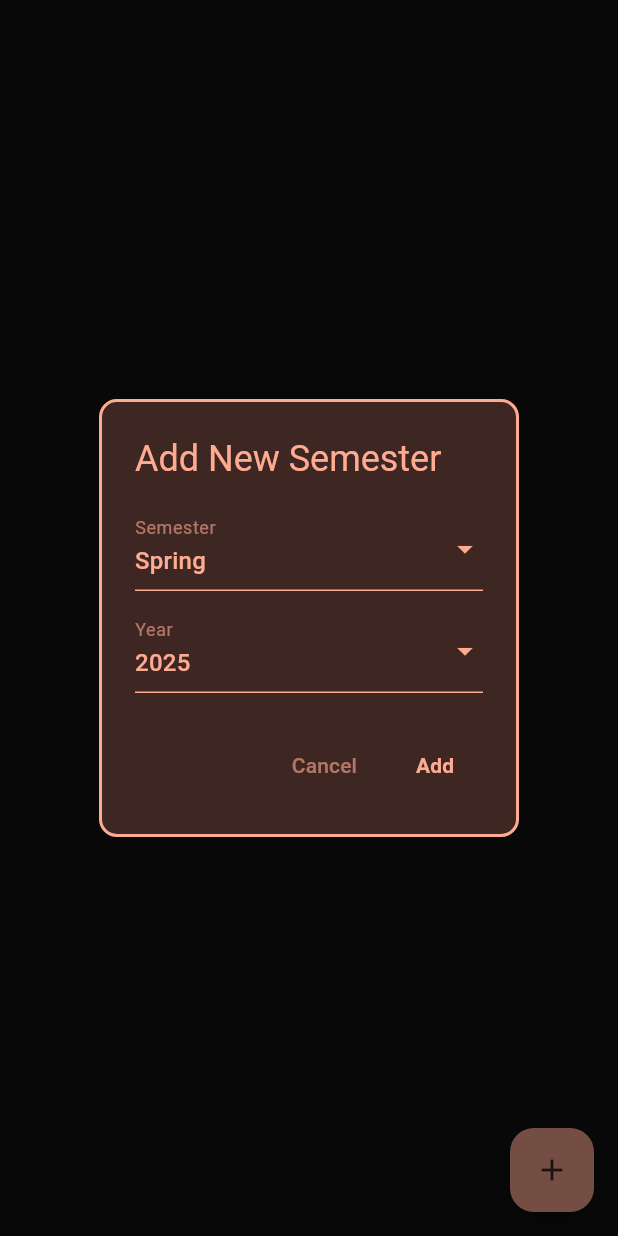
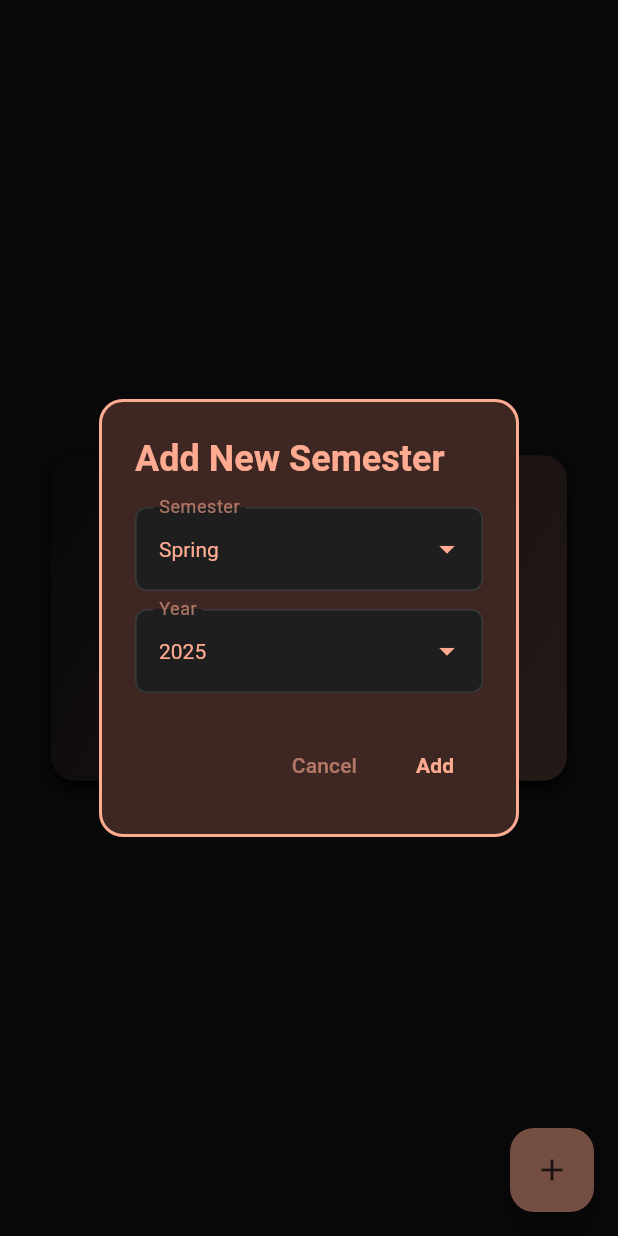
Before and after one commit to Technion236272/2025b-DegreEZ, a Flutter app: the CustomizedDiagramPage screen opened directly, after a tap on the "add" icon, on a phone screen of 412 x 824 dp. Run offline on Flutter 3.47's test engine with Material 3 defaults, Android fonts, the phone set to English and light mode, and no system bars; drawn by our look-alikes of calendar_view; our stand-ins replace auto_size_text, cloud_firestore, firebase_auth, firebase_core, flutter_dotenv, google_sign_in and 1 more; accounts and stored records are empty; network calls fail.

Commit message:
adding more colors, and modifying colors for cutomzied calendar

```diff
--- a/degreez/lib/color/color_palette.dart
+++ b/degreez/lib/color/color_palette.dart
@@ -207,7 +207,7 @@ class CourseCardColorPalette2 extends CourseCardColorPalette
       const Color(0xFFFF8A65), // Light orange
       const Color(0xFFFFAB40), // Amber orange
       const Color(0xFFFF7043), // Deep orange
-      const Color(0xFFBF360C), // Dark orange
+      // const Color(0xFFBF360C), // Dark orange
       const Color(0xFF8D6E63), // Brown
       const Color(0xFF6D4C41), // Dark brown
       const Color(0xFF5D4037), // Deep brown
@@ -219,6 +219,15 @@ class CourseCardColorPalette2 extends CourseCardColorPalette
       const Color(0xFFFFCC02), // Warm yellow
       const Color(0xFFFFA726), // Orange amber
       const Color(0xFFFF9800), // Standard orange
+      const Color(0xFFFF5722), // Vivid orange
+      const Color(0xFFFFC107), // Bright yellow
+      const Color(0xFFFFE082), // Light yellow
+      const Color(0xFFFFF176), // Pale yellow
+      const Color(0xFFFFF9C4), // Very light yellow
+      const Color(0xFFFFF3E0), // Creamy white
+      const Color(0xFFFFF8E1), // Light cream
+      const Color(0xFFFFFDE7), // Very light cream
+      const Color(0xFFFFF9C4), // Pale cream
     ];
     return colors[hash.abs() % colors.length];
   }
--- a/degreez/lib/pages/customized_diagram_page.dart
+++ b/degreez/lib/pages/customized_diagram_page.dart
@@ -123,43 +123,87 @@ class _CustomizedDiagramPageState extends State<CustomizedDiagramPage> {
             final courseNotifier = context.read<CourseProvider>();
             if (studentNotifier.isLoading && studentNotifier.isLoading) {
               return const Center(child: CircularProgressIndicator());
-            }
-
-            if (studentNotifier.error != '' && studentNotifier.error != null) {
+            }            if (studentNotifier.error != '' && studentNotifier.error != null) {
               return Center(
+                child: Container(
+                  margin: const EdgeInsets.all(20),
+                  padding: const EdgeInsets.all(40),
+                  decoration: BoxDecoration(
+                    gradient: LinearGradient(
+                      colors: [
+                        AppColorsDarkMode.mainColor,
+                        AppColorsDarkMode.accentColorDarker,
+                      ],
+                      begin: Alignment.topLeft,
+                      end: Alignment.bottomRight,
+                    ),
+                    borderRadius: BorderRadius.circular(16),
+                    boxShadow: [
+                      BoxShadow(
+                        color: Colors.black,
+                        blurRadius: 8,
+                        offset: Offset(0, 4),
+                      ),
+                    ],
+                  ),
                   child: Column(
-                  mainAxisAlignment: MainAxisAlignment.center,
+                    mainAxisSize: MainAxisSize.min,
                     children: [
-                    Icon(Icons.error, size: 64, color: Colors.red),
+                      Icon(Icons.error, size: 64, color: AppColorsDarkMode.errorColor),
                       const SizedBox(height: 16),
                       Text(
                         'Error: ${studentNotifier.error}',
-                      style: const TextStyle(color: Colors.red),
+                        style: TextStyle(
+                          color: AppColorsDarkMode.errorColor,
+                          fontSize: 16,
+                          fontWeight: FontWeight.bold,
+                        ),
                         textAlign: TextAlign.center,
                       ),
                     ],
                   ),
+                ),
               );
             }
 
-            final semesters = courseNotifier.sortedCoursesBySemester;
-
-            if (semesters.isEmpty) {
-              return const Center(
+            final semesters = courseNotifier.sortedCoursesBySemester;            if (semesters.isEmpty) {
+              return Center(
+                child: Container(
+                  margin: const EdgeInsets.all(20),
+                  padding: const EdgeInsets.all(40),
+                  decoration: BoxDecoration(
+                    gradient: LinearGradient(
+                      colors: [
+                        AppColorsDarkMode.mainColor,
+                        AppColorsDarkMode.accentColorDarker,
+                      ],
+                      begin: Alignment.topLeft,
+                      end: Alignment.bottomRight,
+                    ),
+                    borderRadius: BorderRadius.circular(16),
+                    boxShadow: [
+                      BoxShadow(
+                        color: Colors.black,
+                        blurRadius: 8,
+                        offset: Offset(0, 4),
+                      ),
+                    ],
+                  ),
                   child: Column(
-                  mainAxisAlignment: MainAxisAlignment.center,
+                    mainAxisSize: MainAxisSize.min,
                     children: [
                       Icon(
                         Icons.timeline,
                         size: 64,
-                      color: AppColorsDarkMode.secondaryColorDim,
+                        color: AppColorsDarkMode.secondaryColor,
                       ),
                       SizedBox(height: 16),
                       Text(
                         'No courses to display',
                         style: TextStyle(
-                        fontSize: 18,
-                        color: AppColorsDarkMode.secondaryColorDim,
+                          fontSize: 20,
+                          fontWeight: FontWeight.bold,
+                          color: AppColorsDarkMode.secondaryColor,
                         ),
                       ),
                       SizedBox(height: 8),
@@ -168,8 +212,10 @@ class _CustomizedDiagramPageState extends State<CustomizedDiagramPage> {
                         style: TextStyle(
                           color: AppColorsDarkMode.secondaryColorDim,
                         ),
+                        textAlign: TextAlign.center,
                       ),
                     ],
+                  ),
                 ),
               );
             }
@@ -269,24 +315,53 @@ class _CustomizedDiagramPageState extends State<CustomizedDiagramPage> {
       context: context,
       builder: (context) {
         return StatefulBuilder(
-          builder: (context, setState) {
-            return AlertDialog(
-              title: const Text('Add New Semester'),
+          builder: (context, setState) {            return AlertDialog(
+              shape: RoundedRectangleBorder(
+                side: BorderSide(
+                  color: AppColorsDarkMode.secondaryColor,
+                  width: 2,
+                ),
+                borderRadius: BorderRadius.circular(16),
+              ),
+              backgroundColor: AppColorsDarkMode.accentColor,
+              title: const Text(
+                'Add New Semester',
+                style: TextStyle(
+                  color: AppColorsDarkMode.secondaryColor,
+                  fontWeight: FontWeight.bold,
+                ),
+              ),
               content: Column(
                 mainAxisSize: MainAxisSize.min,
                 children: [
-                  // Season dropdown
+                  // Season dropdown                  // Season dropdown
                   DropdownButtonFormField<String>(
                     iconEnabledColor: AppColorsDarkMode.secondaryColor,
                     value: selectedSeason,
-                    decoration: const InputDecoration(labelText: 'Semester',enabledBorder: UnderlineInputBorder(
+                    style: const TextStyle(color: AppColorsDarkMode.secondaryColor),
+                    decoration: InputDecoration(
+                      labelText: 'Semester',
+                      labelStyle: const TextStyle(color: AppColorsDarkMode.secondaryColorDim),
+                      enabledBorder: OutlineInputBorder(
+                        borderRadius: BorderRadius.circular(8),
+                        borderSide: BorderSide(color: AppColorsDarkMode.borderPrimary),
+                      ),
+                      focusedBorder: OutlineInputBorder(
+                        borderRadius: BorderRadius.circular(8),
                         borderSide: BorderSide(color: AppColorsDarkMode.secondaryColor),
-    ),),
+                      ),
+                      filled: true,
+                      fillColor: AppColorsDarkMode.surfaceColor,
+                    ),
+                    dropdownColor: AppColorsDarkMode.surfaceColor,
                     items:
                         ['Winter', 'Spring', 'Summer'].map((season) {
                           return DropdownMenuItem<String>(
                             value: season,
-                            child: Text(season),
+                            child: Text(
+                              season,
+                              style: const TextStyle(color: AppColorsDarkMode.secondaryColor),
+                            ),
                           );
                         }).toList(),
                     onChanged: (value) {
@@ -298,19 +373,34 @@ class _CustomizedDiagramPageState extends State<CustomizedDiagramPage> {
                     },
                   ),
 
-                  const SizedBox(height: 12),
-
-                  // Year dropdown: from 5 years ago to 5 years ahead
+                  const SizedBox(height: 12),                  // Year dropdown: from 5 years ago to 5 years ahead
                   DropdownButtonFormField<int>(
                     iconEnabledColor: AppColorsDarkMode.secondaryColor,
                     value: selectedYear,
-                    decoration: const InputDecoration(labelText: 'Year',enabledBorder: UnderlineInputBorder(
-      borderSide: BorderSide(color: AppColorsDarkMode.secondaryColor),)),
+                    style: const TextStyle(color: AppColorsDarkMode.secondaryColor),
+                    decoration: InputDecoration(
+                      labelText: 'Year',
+                      labelStyle: const TextStyle(color: AppColorsDarkMode.secondaryColorDim),
+                      enabledBorder: OutlineInputBorder(
+                        borderRadius: BorderRadius.circular(8),
+                        borderSide: BorderSide(color: AppColorsDarkMode.borderPrimary),
+                      ),
+                      focusedBorder: OutlineInputBorder(
+                        borderRadius: BorderRadius.circular(8),
+                        borderSide: BorderSide(color: AppColorsDarkMode.secondaryColor),
+                      ),
+                      filled: true,
+                      fillColor: AppColorsDarkMode.surfaceColor,
+                    ),
+                    dropdownColor: AppColorsDarkMode.surfaceColor,
                     items: List.generate(11, (index) {
                       int year = DateTime.now().year - 5 + index;
                       return DropdownMenuItem<int>(
                         value: year,
-                        child: Text(year.toString()),
+                        child: Text(
+                          year.toString(),
+                          style: const TextStyle(color: AppColorsDarkMode.secondaryColor),
+                        ),
                       );
                     }),
                     onChanged: (value) {
@@ -366,13 +456,26 @@ class _CustomizedDiagramPageState extends State<CustomizedDiagramPage> {
 
     return Column(
       crossAxisAlignment: CrossAxisAlignment.start,
-      children: [
-        Container(
+      children: [        Container(
           margin: const EdgeInsets.only(top: 20, bottom: 10),
           padding: const EdgeInsets.symmetric(horizontal: 16, vertical: 8),
           decoration: BoxDecoration(
-            color: AppColorsDarkMode.accentColor,
-            borderRadius: BorderRadius.circular(20),
+            gradient: LinearGradient(
+              colors: [
+                AppColorsDarkMode.mainColor,
+                AppColorsDarkMode.accentColorDarker,
+              ],
+              begin: Alignment.topLeft,
+              end: Alignment.bottomRight,
+            ),
+            borderRadius: BorderRadius.circular(16),
+            boxShadow: [
+              BoxShadow(
+                color: Colors.black,
+                blurRadius: 8,
+                offset: Offset(0, 4),
+              ),
+            ],
           ),
           child: Row(
             mainAxisAlignment: MainAxisAlignment.spaceBetween,
@@ -444,18 +547,33 @@ class _CustomizedDiagramPageState extends State<CustomizedDiagramPage> {
               ),
             ],
           ),
+        ),        // Display message if no courses
+        courses.isEmpty
+            ? Container(
+              margin: const EdgeInsets.symmetric(vertical: 16.0, horizontal: 8.0),
+              padding: const EdgeInsets.all(20),
+              decoration: BoxDecoration(
+                color: AppColorsDarkMode.surfaceColor,
+                borderRadius: BorderRadius.circular(12),
+                border: Border.all(
+                  color: AppColorsDarkMode.borderPrimary,
+                  width: 0.5,
                 ),
-
-        // Display message if no courses
-        courses.isEmpty
-            ? Padding(
-              padding: const EdgeInsets.symmetric(vertical: 16.0),
+                boxShadow: [
+                  BoxShadow(
+                    color: AppColorsDarkMode.shadowColor,
+                    blurRadius: 4,
+                    offset: Offset(0, 1),
+                  ),
+                ],
+              ),
               child: Center(
                 child: Text(
                   'No courses in this semester',
                   style: TextStyle(
                     color: AppColorsDarkMode.secondaryColorDim,
                     fontStyle: FontStyle.italic,
+                    fontSize: 16,
                   ),
                 ),
               ),
@@ -497,14 +615,13 @@ class _CustomizedDiagramPageState extends State<CustomizedDiagramPage> {
   ) {
     showDialog(
       context: context,
-      builder:
-          (ctx) => AlertDialog(
+      builder:          (ctx) => AlertDialog(
             shape: RoundedRectangleBorder(
               side: BorderSide(
                 color: AppColorsDarkMode.secondaryColor,
                 width: 2,
               ),
-              borderRadius: BorderRadius.circular(12),
+              borderRadius: BorderRadius.circular(16),
             ),
             backgroundColor: AppColorsDarkMode.accentColor,
             title: const Text(
```
Lines whose indentation alone changed are shown as unchanged.
